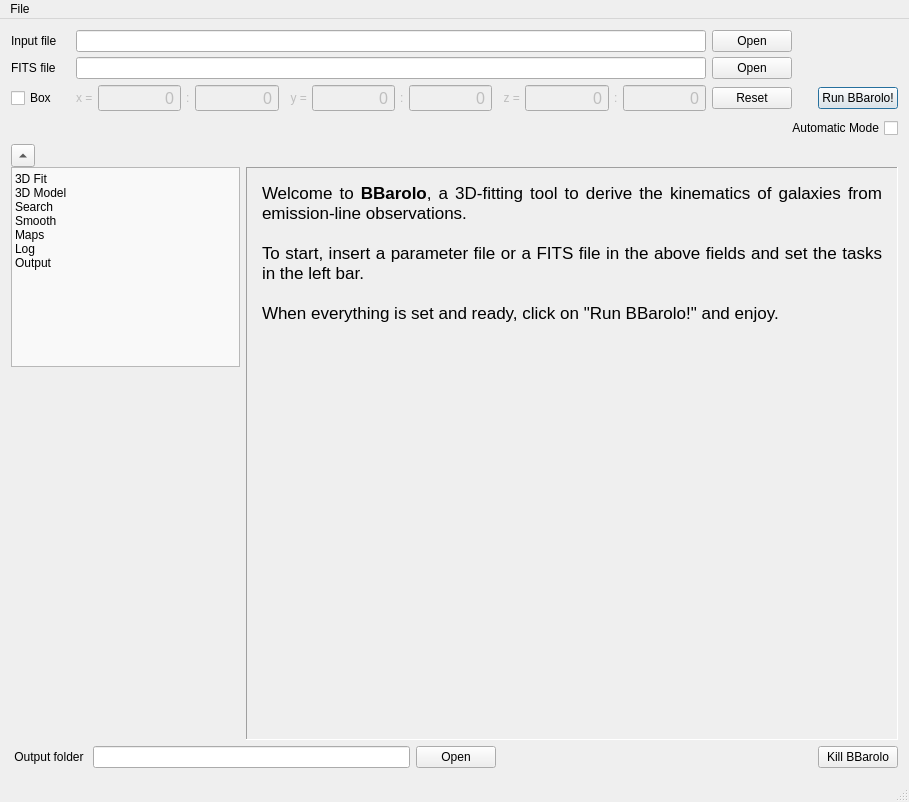
Qt form src/GUI/bbarolowindow.ui (editeodoro/Bbarolo) before a commit.
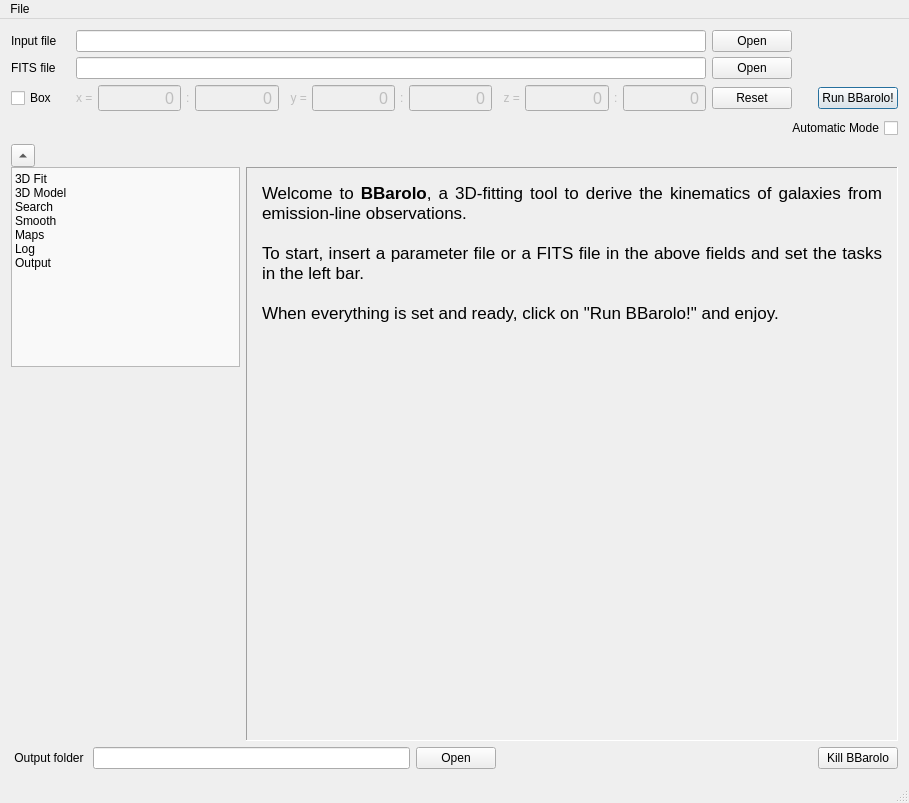
The same form after that commit. Custom widgets are drawn as their Qt base class.

Patch:
```diff
--- a/src/GUI/bbarolowindow.ui
+++ b/src/GUI/bbarolowindow.ui
@@ -10,7 +10,7 @@
     <x>0</x>
     <y>0</y>
     <width>909</width>
-    <height>802</height>
+    <height>803</height>
    </rect>
   </property>
   <property name="windowTitle">
```
